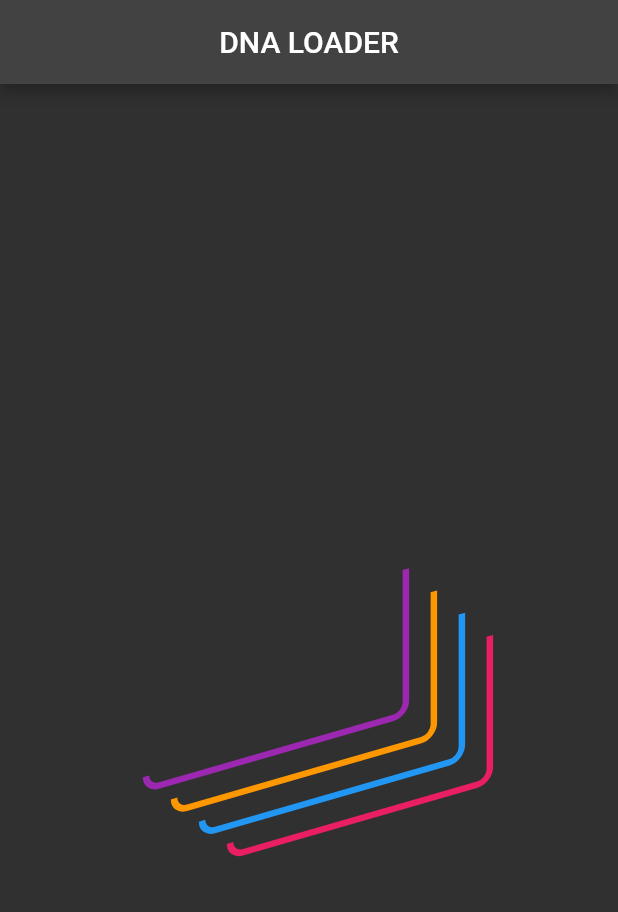
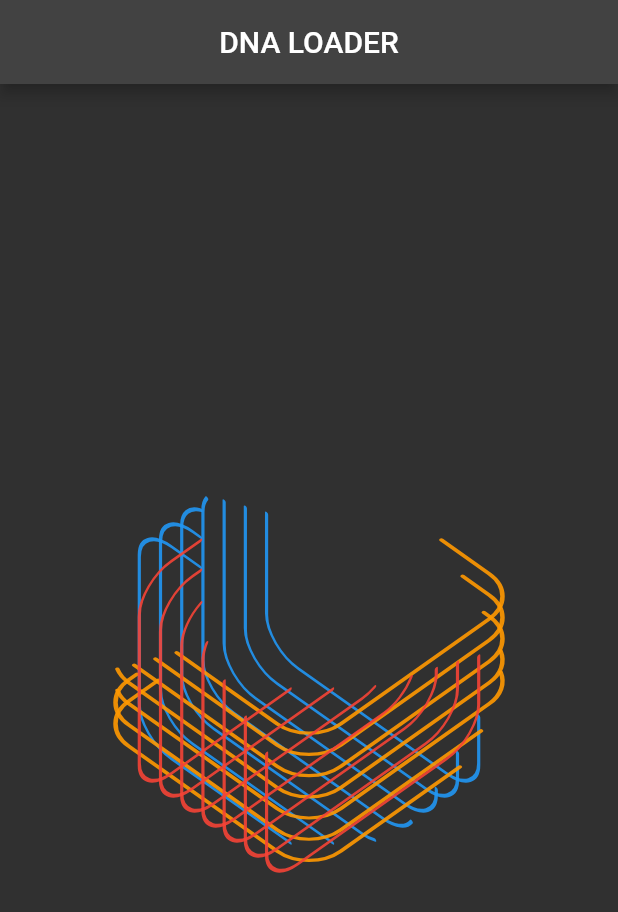
Before and after one commit to cupcake08/Flutter-UI-Challenges, a Flutter app: the screen it shows after launch, on a phone screen of 412 x 824 dp. Shown: the top 912 px of the screen. Run offline on Flutter 3.47's test engine with Material 2 defaults, Android fonts, the phone set to English and light mode, and no system bars; our stand-ins replace google_fonts.

Commit message:
:sparkles: 3D Cube Animation

```diff
--- a/dna_loader/lib/fuck_with_paths.dart
+++ b/dna_loader/lib/fuck_with_paths.dart
@@ -6,36 +6,39 @@ import 'package:vector_math/vector_math_64.dart' show Vector3;
 class FuckAroundWithPaths extends CustomPainter {
   final Paint _paint;
   final Color color;
+  final double dist;
   final AnimationController _controller;
-  FuckAroundWithPaths(this._controller, this.color)
+  FuckAroundWithPaths(this._controller, this.color, this.dist)
       : _paint = Paint()
-          ..color = color
+          ..color = color.withOpacity(.9)
           ..style = PaintingStyle.stroke
-          ..strokeWidth = 5,
+          ..strokeWidth = 3
+          ..strokeCap = StrokeCap.round,
         super(repaint: _controller);
 
   @override
   void paint(Canvas canvas, Size size) {
     canvas.save();
     Path path = Path();
-    final center = Offset(size.width / 2 - 25, size.height / 2 - 100);
+    final center = Offset(size.width / 2, size.height / 2);
     path.addRRect(
       RRect.fromRectAndRadius(
         Rect.fromCenter(center: center, width: 200, height: 200),
-        const Radius.circular(10),
+        const Radius.circular(30),
       ),
     );
+    // canvas.drawPath(path, _paint);
     final metrices = path.computeMetrics().toList();
     final Path p2 = Path();
     for (PathMetric mat in metrices) {
-      final len = mat.length;
-      final start = len * _controller.value;
-      final gap = len / 2.5;
+      double len = mat.length;
+      final start = (len) * _controller.value + dist;
+      final gap = len / 2;
       final end = start + gap;
       final p1 = mat.extractPath(start, end);
       p2.addPath(p1, Offset.zero);
       if (end > len) {
-        p2.addPath(mat.extractPath(0.0, end - len), Offset.zero);
+        p2.addPath(mat.extractPath(start - len, end - len), Offset.zero);
       }
     }
     canvas.drawPath(p2, _paint);
@@ -75,45 +78,124 @@ class _PathFuckAroundState extends State<PathFuckAround> with SingleTickerProvid
     super.dispose();
   }
 
+  _angleToRadian(double angle) => angle * pi / 180.0;
+
+  _buildLowerTransformOrange(Vector3 shifts, double dist) {
+    return Transform(
+      alignment: Alignment.center,
+      transform: Matrix4.identity()
+        ..rotateX(_angleToRadian(45))
+        ..rotateY(_angleToRadian(0))
+        ..rotateZ(_angleToRadian(-45))
+        ..translate(shifts),
+      child: _buildChildElement(
+        angles: [0.0, -pi / 4, pi / 4],
+        color: Colors.orange,
+        dist: dist,
+        alignemtAxis: Alignment.center,
+        translate: Vector3(0.0, 0.0, 0.0),
+      ),
+    );
+  }
+
+  _buildLowerTransformBlue(Vector3 shifts, double dist) {
+    return Transform(
+      alignment: Alignment.center,
+      transform: Matrix4.identity()
+        ..rotateX(_angleToRadian(45))
+        ..rotateY(_angleToRadian(45))
+        ..rotateZ(_angleToRadian(0))
+        ..translate(shifts),
+      child: _buildChildElement(
+        angles: [0.0, -pi / 4, pi / 4],
+        color: Colors.blue,
+        dist: dist,
+        alignemtAxis: Alignment.center,
+        translate: Vector3(0.0, 0.0, 0.0),
+      ),
+    );
+  }
+
+  _buildLowerTransformRed(Vector3 shifts, dist) {
+    return Transform(
+      alignment: Alignment.center,
+      transform: Matrix4.identity()
+        ..rotateX(_angleToRadian(-45))
+        ..rotateY(_angleToRadian(45))
+        ..rotateZ(_angleToRadian(0))
+        ..translate(shifts),
+      child: _buildChildElement(
+        angles: [0, pi / 4, -pi / 4],
+        color: Colors.red,
+        dist: dist,
+        alignemtAxis: Alignment.center,
+        translate: Vector3(0.0, 0.0, 0.0),
+      ),
+    );
+  }
+
   _buildChildElements() {
+    double distGap = 20.0;
     return Stack(
       children: [
-        _buildChildElement(Vector3(-10.0, -10.0, 10.0), Colors.pink),
-        _buildChildElement(Vector3(-20.0, -20.0, 30.0), Colors.blue),
-        _buildChildElement(Vector3(-30.0, -30.0, 50.0), Colors.orange),
-        _buildChildElement(Vector3(-40.0, -40.0, 70.0), Colors.purple),
+        // we need 3 rectangles
+        _buildLowerTransformBlue(Vector3(0.0, 0.0, -60.0), 7 * distGap),
+        _buildLowerTransformBlue(Vector3(0.0, 0.0, -40.0), 6 * distGap),
+        _buildLowerTransformBlue(Vector3(0.0, 0.0, -20.0), 5 * distGap),
+        _buildLowerTransformBlue(Vector3(0.0, 0.0, 0.0), 4 * distGap),
+        _buildLowerTransformBlue(Vector3(0.0, 0.0, 20.0), 3 * distGap),
+        _buildLowerTransformBlue(Vector3(0.0, 0.0, 40.0), 2 * distGap),
+        _buildLowerTransformBlue(Vector3(0.0, 0.0, 60.0), 1 * distGap),
+
+        _buildLowerTransformOrange(Vector3(0.0, 0.0, -60.0), 7 * distGap),
+        _buildLowerTransformOrange(Vector3(0.0, 0.0, -40.0), 6 * distGap),
+        _buildLowerTransformOrange(Vector3(0.0, 0.0, -20.0), 4 * distGap),
+        _buildLowerTransformOrange(Vector3(0.0, 0.0, 0.0), 4 * distGap),
+        _buildLowerTransformOrange(Vector3(0.0, 0.0, 20.0), 3 * distGap),
+        _buildLowerTransformOrange(Vector3(0.0, 0.0, 40.0), 2 * distGap),
+        _buildLowerTransformOrange(Vector3(0.0, 0.0, 60.0), 1 * distGap),
+
+        _buildLowerTransformRed(Vector3(0.0, 0.0, -60.0), 7 * distGap),
+        _buildLowerTransformRed(Vector3(0.0, 0.0, -40.0), 6 * distGap),
+        _buildLowerTransformRed(Vector3(0.0, 0.0, -20.0), 5 * distGap),
+        _buildLowerTransformRed(Vector3(0.0, 0.0, 0.0), 4 * distGap),
+        _buildLowerTransformRed(Vector3(0.0, 0.0, 20.0), 3 * distGap),
+        _buildLowerTransformRed(Vector3(0.0, 0.0, 40.0), 2 * distGap),
+        _buildLowerTransformRed(Vector3(0.0, 0.0, 60.0), 1 * distGap),
       ],
     );
   }
 
-  _buildChildElement(Vector3 vector, Color color) {
+  _buildChildElement({
+    required List<double> angles,
+    required Color color,
+    required double dist,
+    required Vector3 translate,
+    required Alignment alignemtAxis,
+  }) {
     return Container(
-      transform: Matrix4.identity()..translate(vector),
+      // transform: Matrix4.identity()..translate(vector),
+      // transform: Matrix4.identity()
+      //   ..rotateX(angles[0])
+      //   ..rotateY(angles[1])
+      //   ..rotateZ(angles[2])
+      //   ..translate(translate),
+      // transformAlignment: alignemtAxis,
       decoration: BoxDecoration(
+        // color: color.withOpacity(.4),
         // border: Border.all(color: Colors.pink),
         borderRadius: BorderRadius.circular(10),
       ),
+      height: 200,
+      width: 200,
       child: CustomPaint(
-        painter: FuckAroundWithPaths(_controller, color),
+        painter: FuckAroundWithPaths(_controller, color, dist),
       ),
     );
   }
 
   @override
   Widget build(BuildContext context) {
-    return Stack(
-      alignment: Alignment.topCenter,
-      children: [
-        Transform(
-          transform: Matrix4.identity()
-            ..rotateZ(0)
-            ..rotateX(pi / 6)
-            ..rotateY(-pi / 6)
-            ..translate(80.0, 150),
-          child: _buildChildElements(),
-        ),
-        // more work to do..
-      ],
-    );
+    return _buildChildElements();
   }
 }
```
